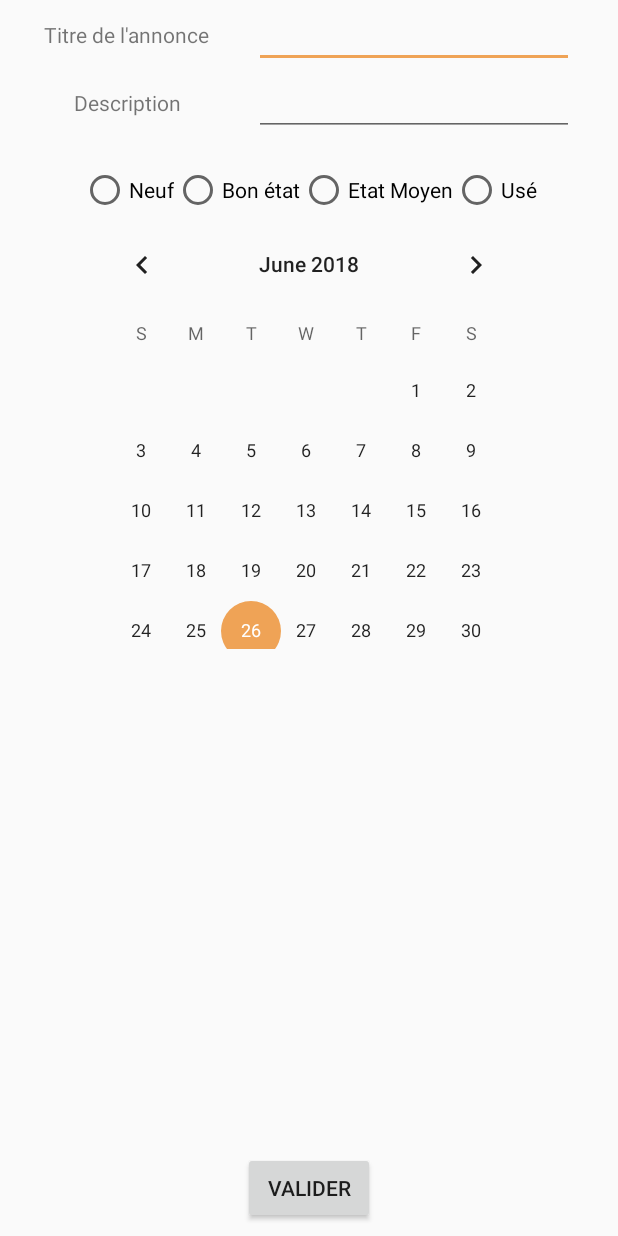
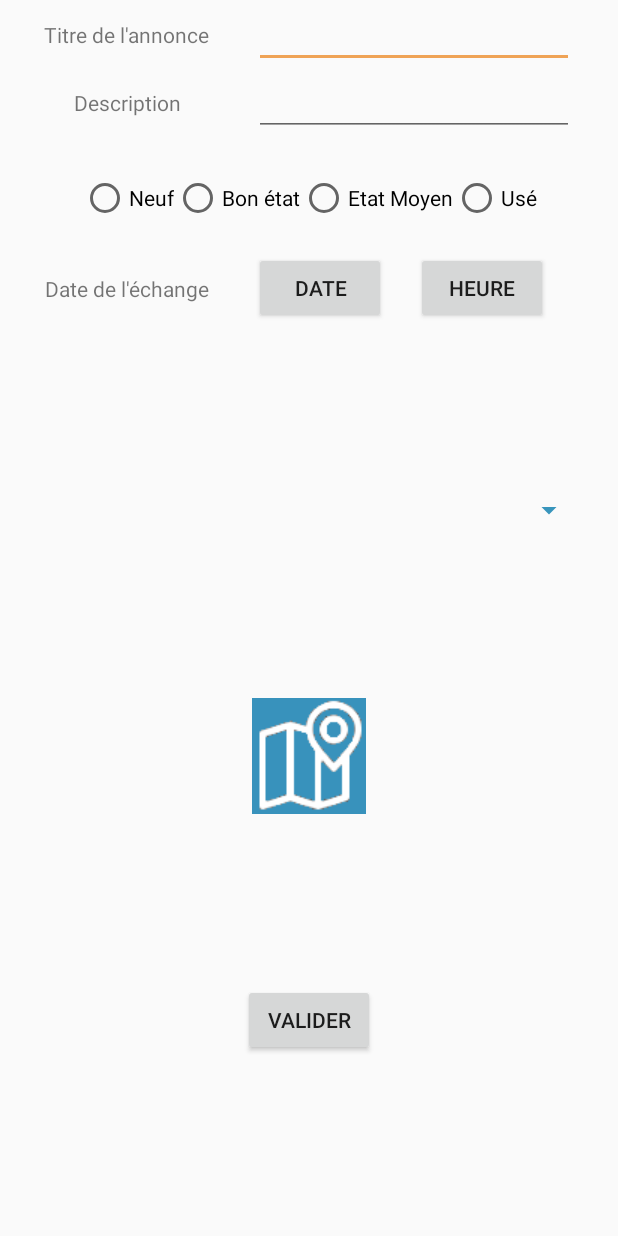
Before and after one commit to msleroux/TPAndroid, an Android app: the layout activity_add_annonce.xml on its own in the app's theme, with its tools: preview values and no code run, on a phone screen of 412 x 824 dp. Run offline under Robolectric (Android 15) with nearby library versions, the phone set to English and light mode, and no system bars.

Commit message:
updt addAnnonce

```diff
--- a/app/src/main/res/layout/activity_add_annonce.xml
+++ b/app/src/main/res/layout/activity_add_annonce.xml
@@ -55,28 +55,81 @@
         app:layout_constraintLeft_toLeftOf="@id/titre"
         app:layout_constraintRight_toRightOf="@id/editTitre"
         android:gravity="center"
-        android:layout_marginTop="20dp">
+        android:layout_marginTop="25dp"
+        android:layout_marginBottom="25dp">
         <RadioButton android:id="@+id/radio_neuf"
             android:layout_width="wrap_content"
             android:layout_height="wrap_content"
-            android:text="Neuf"
-            android:onClick="onRadioButtonClicked"/>
+            android:text="Neuf" />
         <RadioButton android:id="@+id/radio_bon"
             android:layout_width="wrap_content"
             android:layout_height="wrap_content"
-            android:text="Bon état"
-            android:onClick="onRadioButtonClicked"/>
+            android:text="Bon état"/>
         <RadioButton android:id="@+id/radio_moyen"
             android:layout_width="wrap_content"
             android:layout_height="wrap_content"
-            android:text="Etat Moyen"
-            android:onClick="onRadioButtonClicked"/>
+            android:text="Etat Moyen"/>
         <RadioButton android:id="@+id/radio_use"
             android:layout_width="wrap_content"
             android:layout_height="wrap_content"
             android:text="Usé"
-            android:onClick="onRadioButtonClicked"/>
+            />
     </RadioGroup>
+
+
+
+
+    <TextView
+        android:id="@+id/date"
+        android:layout_width="wrap_content"
+        android:layout_height="wrap_content"
+        android:text="Date de l'échange"
+        app:layout_constraintTop_toTopOf="@id/btnDate"
+        app:layout_constraintLeft_toLeftOf="@id/titre"
+        app:layout_constraintRight_toRightOf="@id/titre"
+        app:layout_constraintBottom_toBottomOf="@id/btnDate"/>
+
+    <Button
+        android:id="@+id/btnTime"
+        android:layout_width="wrap_content"
+        android:layout_height="wrap_content"
+        android:text="@string/pick_time"
+        android:layout_margin="20dp"
+        android:onClick="showTimePickerDialog"
+        app:layout_constraintLeft_toRightOf="@id/btnDate"
+        app:layout_constraintTop_toBottomOf="@id/radio_grp"/>
+
+    <Button
+        android:id="@+id/btnDate"
+        android:layout_width="wrap_content"
+        android:layout_height="wrap_content"
+        android:text="@string/pick_date"
+        android:onClick="showDatePickerDialog"
+        app:layout_constraintLeft_toLeftOf="@id/editTitre"
+        app:layout_constraintRight_toLeftOf="@id/btnTime"
+        app:layout_constraintTop_toTopOf="@id/btnTime"/>
+
+
+    <Spinner
+        android:id="@+id/spinner"
+        android:layout_width="368dp"
+        android:backgroundTint="@color/prjBleu"
+        android:layout_height="wrap_content"
+       app:layout_constraintLeft_toLeftOf="parent"
+        app:layout_constraintRight_toRightOf="parent"
+        app:layout_constraintTop_toBottomOf="@id/btnTime"
+        app:layout_constraintBottom_toTopOf="@id/imageButton"/>
+
+    <ImageButton
+        android:id="@+id/imageButton"
+        android:layout_width="80dp"
+        android:layout_height="80dp"
+        app:srcCompat="@drawable/add_address"
+        app:layout_constraintTop_toBottomOf="@id/spinner"
+        app:layout_constraintRight_toRightOf="parent"
+        app:layout_constraintLeft_toLeftOf="parent"
+        app:layout_constraintBottom_toTopOf="@id/btnValider"
+        />
 
 
 
@@ -88,17 +141,15 @@
         android:layout_marginEnd="8dp"
         android:layout_marginStart="8dp"
         android:text="VALIDER"
+        android:onClick="onValiderAnnonceCliked"
         app:layout_constraintBottom_toBottomOf="parent"
         app:layout_constraintRight_toRightOf="parent"
-        app:layout_constraintLeft_toLeftOf="parent" />
+        app:layout_constraintLeft_toLeftOf="parent"
+        app:layout_constraintTop_toBottomOf="@id/imageButton"/>
 
-    <CalendarView
-        android:id="@+id/calendarView"
-        android:layout_width="300dp"
-        android:layout_height="290dp"
-        android:datePickerMode="spinner"
-        app:layout_constraintTop_toBottomOf="@id/radio_grp"
-        app:layout_constraintLeft_toLeftOf="@id/radio_grp"
-        app:layout_constraintRight_toRightOf="@id/radio_grp"/>
+
+
+
+
 
 </android.support.constraint.ConstraintLayout>
--- a/app/src/main/res/values/strings.xml
+++ b/app/src/main/res/values/strings.xml
@@ -1,4 +1,8 @@
 <resources>
     <string name="app_name">FreeStuff</string>
     <string name="bg_description">Photo giveaway</string>
+    <string name="pick_time">Heure</string>
+    <string name="pick_date">Date</string>
+
+
 </resources>
```
Also changed, not shown: app/src/main/java/com/example/mleroux2017/freestuff/AddAnnonce.java (+137 -2 lines), app/src/main/java/com/example/mleroux2017/freestuff/Annonce.java (+19 -8 lines), app/src/main/java/com/example/mleroux2017/freestuff/DatePickerFragment.java (added, +40 -0 lines), app/src/main/java/com/example/mleroux2017/freestuff/MainActivity.java (+22 -3 lines), app/src/main/java/com/example/mleroux2017/freestuff/TimePickerFragment.java (added, +38 -0 lines), app/src/main/res/drawable/add_address.png (added).
